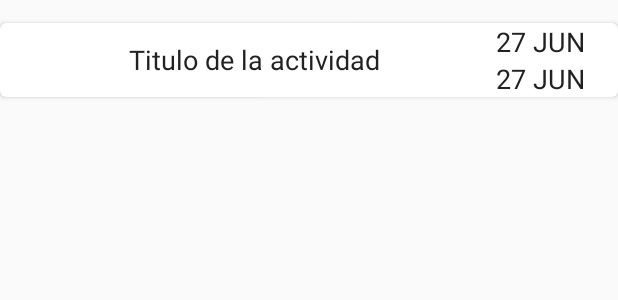
After one commit to phyros1407/Parroquia, an Android app: the layout actividades_lista.xml on its own in the app's theme, with its tools: preview values and no code run, on a phone screen of 412 x 824 dp. The commit adds this screen. Shown: the top 300 px of the screen. Run offline under Robolectric (Android 15) with nearby library versions, the phone set to English and light mode, and no system bars; network calls fail.

Commit message:
commit 5

```diff
--- a/app/build.gradle
+++ b/app/build.gradle
@@ -5,7 +5,7 @@ android {
     buildToolsVersion "25.0.3"
     defaultConfig {
         applicationId "com.vfconsulting.barbieri.parroquia"
-        minSdkVersion 19
+        minSdkVersion 21
         targetSdkVersion 25
         versionCode 1
         versionName "1.0"
--- a/app/src/main/java/com/vfconsulting/barbieri/parroquia/EventosFragment.java
+++ b/app/src/main/java/com/vfconsulting/barbieri/parroquia/EventosFragment.java
@@ -75,8 +75,6 @@ public class EventosFragment extends Fragment {
         return view;
     }
 
-
-
     private void prepareMovieData() {
 
         String url = "http://env-4981020.jelasticlw.com.br/serviciosparroquia/index.php/eventos";
--- a/app/src/main/java/com/vfconsulting/barbieri/parroquia/MapaFragment.java
+++ b/app/src/main/java/com/vfconsulting/barbieri/parroquia/MapaFragment.java
@@ -105,7 +105,7 @@ public class MapaFragment extends Fragment implements OnMapReadyCallback{
         );
 
 
-
+        /*
         LocationManager locationManager = (LocationManager)getContext().getSystemService(getContext().LOCATION_SERVICE);
         Location myLocation = locationManager.getLastKnownLocation(LocationManager.PASSIVE_PROVIDER);
         double longitude = myLocation.getLongitude();
@@ -116,7 +116,7 @@ public class MapaFragment extends Fragment implements OnMapReadyCallback{
         CameraUpdate cameraPosition = CameraUpdateFactory.newLatLngZoom(me,15);
         mMap.moveCamera(cameraPosition);
         mMap.animateCamera(cameraPosition);
-
+*/
         MySingleton.getInstance(getContext()).addToRequestQueue(arrayreq);
     }
 
--- /dev/null
+++ b/app/src/main/res/layout/actividades_lista.xml
@@ -0,0 +1,78 @@
+<?xml version="1.0" encoding="utf-8"?>
+<android.support.v7.widget.CardView xmlns:card_view="http://schemas.android.com/apk/res-auto"
+    xmlns:android="http://schemas.android.com/apk/res/android"
+    android:id="@+id/card_view"
+    android:layout_gravity="center_horizontal"
+    android:layout_width="match_parent"
+    android:layout_height="wrap_content"
+    card_view:cardCornerRadius="4dp"
+    android:layout_marginTop="15dp"
+    android:elevation="@dimen/elevacion_card">
+
+
+    <LinearLayout
+        android:orientation="vertical"
+        android:layout_width="match_parent"
+        android:layout_height="wrap_content">
+
+
+
+        <LinearLayout
+            android:orientation="horizontal"
+            android:layout_width="match_parent"
+            android:layout_height="wrap_content"
+            >
+            <LinearLayout
+                android:orientation="vertical"
+                android:layout_width="0dp"
+                android:layout_height="match_parent"
+                android:gravity="center_vertical|center_horizontal"
+                android:layout_weight="3">
+
+                <TextView
+                    android:id="@+id/titulo_actividad"
+                    android:layout_width="wrap_content"
+                    android:layout_height="wrap_content"
+                    android:layout_marginLeft="15dp"
+                    android:textColor="@color/primary_text"
+                    android:textSize="18dp"
+                    android:text="Titulo de la actividad"
+                    />
+
+
+            </LinearLayout>
+
+            <LinearLayout
+                android:orientation="vertical"
+                android:layout_width="0dp"
+                android:layout_height="match_parent"
+                android:gravity="center_vertical|center_horizontal"
+                android:layout_weight="1">
+
+                <TextView
+                    android:id="@+id/hora_inicio"
+                    android:layout_width="wrap_content"
+                    android:layout_height="wrap_content"
+                    android:textColor="@color/primary_text"
+                    android:textSize="18dp"
+                    android:text="27 JUN"
+                    />
+
+                <TextView
+                    android:id="@+id/hora_fin"
+                    android:layout_width="wrap_content"
+                    android:layout_height="wrap_content"
+                    android:textColor="@color/primary_text"
+                    android:textSize="18dp"
+                    android:text="27 JUN"
+                    />
+
+            </LinearLayout>
+
+
+        </LinearLayout>
+
+
+    </LinearLayout>
+
+</android.support.v7.widget.CardView>
```
Also changed, not shown: app/src/main/java/com/vfconsulting/barbieri/parroquia/Adapters/ActividadAdapter.java (added, +68 -0 lines), app/src/main/java/com/vfconsulting/barbieri/parroquia/Beans/ActividadBean.java (+53 -0 lines), app/src/main/java/com/vfconsulting/barbieri/parroquia/DetalleActivity.java (+76 -7 lines), app/src/main/res/layout/detalle_activity.xml (+44 -0 lines), app/src/main/res/mipmap-hdpi/ic_calendar.png (added), app/src/main/res/mipmap-mdpi/ic_calendar.png (added), app/src/main/res/mipmap-xhdpi/ic_calendar.png (added), app/src/main/res/mipmap-xxhdpi/ic_calendar.png (added), app/src/main/res/mipmap-xxxhdpi/ic_calendar.png (added).
